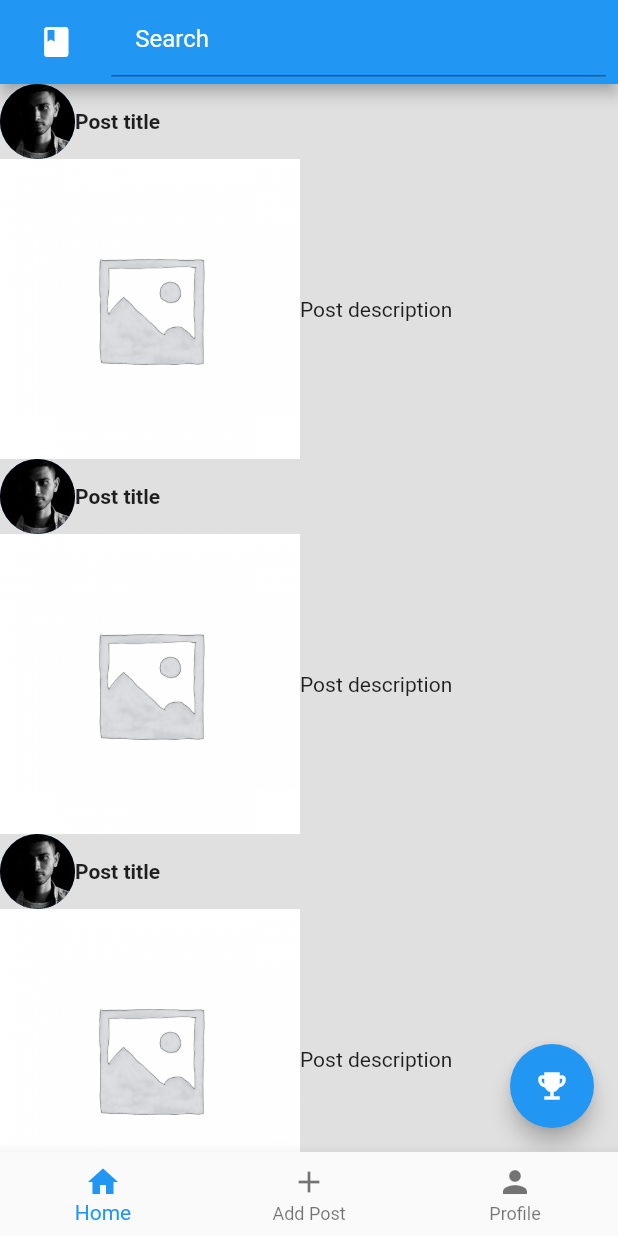
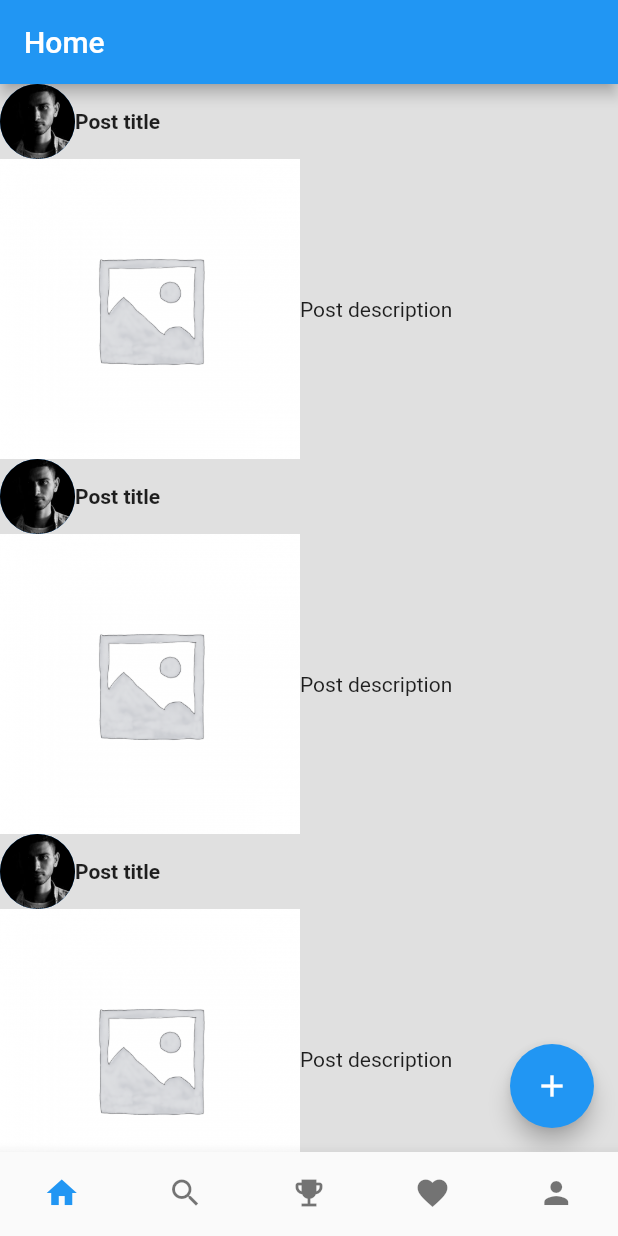
Before and after one commit to teotexe/NoteIt, a Flutter app: the screen it shows after launch, on a phone screen of 412 x 824 dp. Run offline on Flutter 3.47's test engine with Material 2 defaults, Android fonts, the light colour scheme and no system bars.

Commit message:
Modified navigation structure to match figma design

```diff
--- a/lib/feature_notes/presentation/home_page.dart
+++ b/lib/feature_notes/presentation/home_page.dart
@@ -10,28 +10,7 @@ class HomePage extends StatelessWidget {
   Widget build(BuildContext context) {
     return Scaffold(
       appBar: AppBar(
-        actions: [
-          Container(
-            // Add button and move it on the left
-            margin: EdgeInsets.only(
-                right: MediaQuery.of(context).size.width * 0.06),
-            child: const Icon(Icons.book),
-          ),
-          Container(
-              width: MediaQuery.of(context).size.width * 0.8,
-              margin: EdgeInsets.only(
-                  right: MediaQuery.of(context).size.width * 0.02),
-              child: TextField(
-                style: const TextStyle(color: Colors.white),
-                decoration: const InputDecoration(
-                  hintText: 'Search',
-                  hintStyle: TextStyle(color: Colors.white),
-                  contentPadding: EdgeInsets.all(16),
-                ),
-                // On submit, navigate
-                onSubmitted: (value) {},
-              )),
-        ],
+        title: const Text('Home'),
       ),
       body: Column(
         crossAxisAlignment: CrossAxisAlignment.start,
@@ -55,9 +34,9 @@ class HomePage extends StatelessWidget {
       ),
       floatingActionButton: FloatingActionButton(
         onPressed: () {
-          Navigator.pushNamed(context, '/ranking');
+          Navigator.pushNamed(context, '/addPost');
         },
-        child: const Icon(Icons.emoji_events),
+        child: const Icon(Icons.add),
       ),
     );
   }
--- a/lib/feature_ranking/presentation/ranking_page.dart
+++ b/lib/feature_ranking/presentation/ranking_page.dart
@@ -1,6 +1,6 @@
 import 'package:flutter/material.dart';
 
-class Ranking extends StatelessWidget {
+class RankingPage extends StatelessWidget {
   @override
   Widget build(BuildContext context) {
     return Scaffold(
--- a/lib/main.dart
+++ b/lib/main.dart
@@ -2,6 +2,7 @@ import 'package:flutter/material.dart';
 
 import 'feature_notes/presentation/add_post_page.dart';
 import 'feature_notes/presentation/home_page.dart';
+import 'feature_notes/presentation/search_posts_page.dart';
 import 'feature_profile/presentation/profile_page.dart';
 import 'feature_ranking/presentation/ranking_page.dart';
 
@@ -17,7 +18,9 @@ class MyApp extends StatelessWidget {
       routes: {
         '/profile': (context) => ProfilePage(),
         '/addPost': (context) => AddPost(),
-        '/ranking': (context) => Ranking(),
+        '/ranking': (context) => RankingPage(),
+        '/savedPosts': (context) => Placeholder(),
+
       },
     );
   }
@@ -38,6 +41,9 @@ class _AppStateState extends State<AppState> {
           _currentIndex), // Add this line to display the corresponding body based on the selected tab
 
       bottomNavigationBar: BottomNavigationBar(
+        showSelectedLabels: false,
+        showUnselectedLabels: false,
+        type: BottomNavigationBarType.fixed,
         currentIndex: _currentIndex,
         onTap: (index) {
           // Handle navigation when a bottom navigation bar item is tapped
@@ -46,11 +52,10 @@ class _AppStateState extends State<AppState> {
           });
         },
         items: const [
-          BottomNavigationBarItem(
-            icon: Icon(Icons.home),
-            label: 'Home',
-          ),
-          BottomNavigationBarItem(icon: Icon(Icons.add), label: 'Add Post'),
+          BottomNavigationBarItem(icon: Icon(Icons.home), label: 'Home'),
+          BottomNavigationBarItem(icon: Icon(Icons.search), label: 'Search posts'),
+          BottomNavigationBarItem(icon: Icon(Icons.emoji_events), label: 'Ranking'),
+          BottomNavigationBarItem(icon: Icon(Icons.favorite), label: "Favorite"),
           BottomNavigationBarItem(icon: Icon(Icons.person), label: 'Profile'),
         ],
       ),
@@ -61,13 +66,14 @@ class _AppStateState extends State<AppState> {
   Widget _getBody(int currentIndex) {
     switch (currentIndex) {
       case 0:
-        // Return the home page body
         return HomePage();
       case 1:
-        // Return the add post page body
-        return AddPost();
+        return SearchPage();
       case 2:
-        // Return the profile page body
+        return RankingPage();
+      case 3:
+        return Placeholder();
+      case 4:
         return ProfilePage();
       default:
         return Container();
```
Also changed, not shown: lib/feature_notes/presentation/search_posts_page.dart (added, +27 -0 lines).
